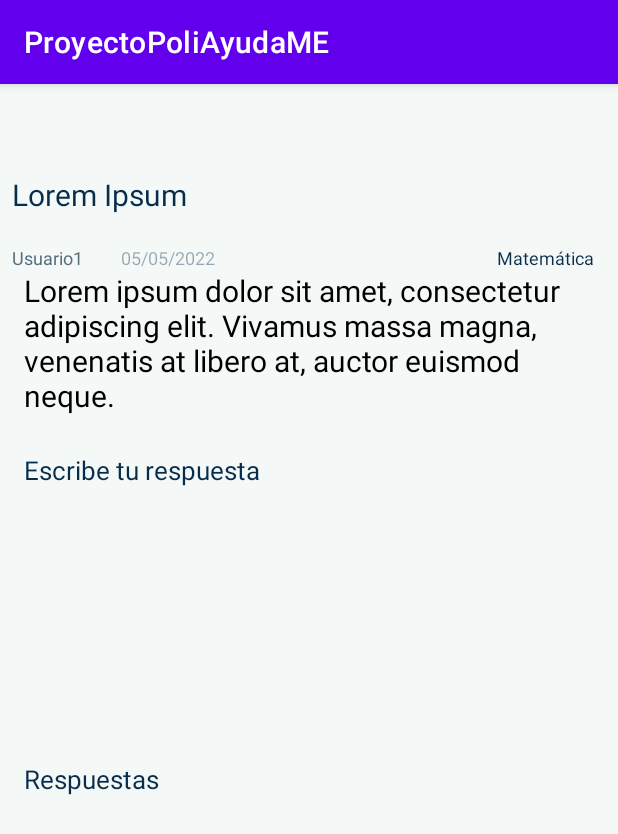
After one commit to ARTEAGA1811/ProyectoPoliAyudaME, an Android app: the VerPreguntaActivity screen opened directly, with no data from a screen before it, on a phone screen of 412 x 824 dp. The commit adds this screen. Shown: the top 834 px of the screen. Run offline under Robolectric (Android 15) with nearby library versions, the phone set to English and light mode, and no system bars.

Commit message:
Avance 2 Pantallas

```diff
--- a/app/build.gradle
+++ b/app/build.gradle
@@ -29,6 +29,9 @@ android {
     kotlinOptions {
         jvmTarget = '1.8'
     }
+    buildFeatures {
+        viewBinding true
+    }
 }
 
 dependencies {
@@ -37,6 +40,9 @@ dependencies {
     implementation 'androidx.appcompat:appcompat:1.4.2'
     implementation 'com.google.android.material:material:1.6.1'
     implementation 'androidx.constraintlayout:constraintlayout:2.1.4'
+    implementation 'androidx.navigation:navigation-fragment-ktx:2.4.2'
+    implementation 'androidx.navigation:navigation-ui-ktx:2.4.2'
+    implementation 'androidx.fragment:fragment:1.3.5'
     testImplementation 'junit:junit:4.13.2'
     androidTestImplementation 'androidx.test.ext:junit:1.1.3'
     androidTestImplementation 'androidx.test.espresso:espresso-core:3.4.0'
--- a/app/src/main/AndroidManifest.xml
+++ b/app/src/main/AndroidManifest.xml
@@ -14,6 +14,12 @@
         android:theme="@style/Theme.ProyectoPoliAyudaME"
         tools:targetApi="31">
         <activity
+            android:name=".ActivityAnadirPregunta"
+            android:exported="false" />
+        <activity
+            android:name=".VerPreguntaActivity"
+            android:exported="false" />
+        <activity
             android:name=".MainActivity"
             android:exported="true">
             <intent-filter>
--- /dev/null
+++ b/app/src/main/java/com/grupo6/myapplication/VerPreguntaActivity.kt
@@ -0,0 +1,11 @@
+package com.grupo6.myapplication
+
+import androidx.appcompat.app.AppCompatActivity
+import android.os.Bundle
+
+class VerPreguntaActivity : AppCompatActivity() {
+    override fun onCreate(savedInstanceState: Bundle?) {
+        super.onCreate(savedInstanceState)
+        setContentView(R.layout.activity_ver_pregunta)
+    }
+}
--- /dev/null
+++ b/app/src/main/res/layout/activity_ver_pregunta.xml
@@ -0,0 +1,113 @@
+<?xml version="1.0" encoding="utf-8"?>
+<androidx.constraintlayout.widget.ConstraintLayout xmlns:android="http://schemas.android.com/apk/res/android"
+    xmlns:app="http://schemas.android.com/apk/res-auto"
+    xmlns:tools="http://schemas.android.com/tools"
+    android:layout_width="match_parent"
+    android:layout_height="match_parent"
+    android:background="#F4F9F8"
+    android:backgroundTint="#F4F9F8">
+
+    <TextView
+        android:id="@+id/textViewTítulo"
+        android:layout_width="wrap_content"
+        android:layout_height="wrap_content"
+        android:layout_marginTop="60dp"
+        android:text="@string/títuloPregunta"
+        android:textColor="#072D4B"
+        android:textSize="20sp"
+        app:layout_constraintEnd_toEndOf="parent"
+        app:layout_constraintHorizontal_bias="0.026"
+        app:layout_constraintStart_toStartOf="parent"
+        app:layout_constraintTop_toTopOf="parent" />
+
+    <TextView
+        android:id="@+id/textViewUsuario"
+        android:layout_width="wrap_content"
+        android:layout_height="wrap_content"
+        android:layout_marginStart="8dp"
+        android:paddingTop="20sp"
+        android:text="@string/usuario"
+        android:textColor="#546E7A"
+        android:textSize="12sp"
+        app:layout_constraintStart_toStartOf="parent"
+        app:layout_constraintTop_toBottomOf="@+id/textViewTítulo" />
+
+    <TextView
+        android:id="@+id/textViewFechaSubida"
+        android:layout_width="wrap_content"
+        android:layout_height="wrap_content"
+        android:layout_marginTop="20dp"
+        android:text="@string/fechaSubida"
+        android:textColor="#66072D4B"
+        android:textSize="12sp"
+        app:layout_constraintEnd_toStartOf="@+id/textViewMateria"
+        app:layout_constraintHorizontal_bias="0.119"
+        app:layout_constraintStart_toEndOf="@+id/textViewUsuario"
+        app:layout_constraintTop_toBottomOf="@+id/textViewTítulo" />
+
+    <TextView
+        android:id="@+id/textViewMateria"
+        android:layout_width="wrap_content"
+        android:layout_height="wrap_content"
+        android:layout_marginTop="20dp"
+        android:layout_marginEnd="16dp"
+        android:text="@string/materiaMatematica"
+        android:textColor="#072D4B"
+        android:textSize="12sp"
+        app:layout_constraintEnd_toEndOf="parent"
+        app:layout_constraintHorizontal_bias="1.0"
+        app:layout_constraintStart_toEndOf="@+id/textViewUsuario"
+        app:layout_constraintTop_toBottomOf="@+id/textViewTítulo" />
+
+    <TextView
+        android:id="@+id/textViewCuerpoPregunta"
+        android:layout_width="wrap_content"
+        android:layout_height="wrap_content"
+        android:paddingStart="16sp"
+        android:paddingEnd="16sp"
+        android:text="@string/ejemploPregunta"
+        android:textColor="#000000"
+        android:textSize="20sp"
+        app:layout_constraintEnd_toEndOf="parent"
+        app:layout_constraintStart_toStartOf="parent"
+        app:layout_constraintTop_toBottomOf="@+id/textViewUsuario" />
+
+    <androidx.fragment.app.FragmentContainerView
+        android:id="@+id/fragmentContainerView4"
+        android:layout_width="377sp"
+        android:layout_height="146sp"
+        android:layout_marginStart="16dp"
+        android:layout_marginTop="12dp"
+        app:circularflow_defaultRadius="8sp"
+        app:circularflow_radiusInDP="8sp"
+        app:layout_constraintStart_toStartOf="parent"
+        app:layout_constraintTop_toBottomOf="@+id/textViewEscribirRespuesta"
+        tools:layout="@layout/fragment_responer_pregunta">
+
+    </androidx.fragment.app.FragmentContainerView>
+
+    <TextView
+        android:id="@+id/textViewEscribirRespuesta"
+        android:layout_width="wrap_content"
+        android:layout_height="wrap_content"
+        android:layout_marginStart="16dp"
+        android:layout_marginTop="24dp"
+        android:text="@string/escribirRespuesta"
+        android:textColor="#072D4B"
+        android:textSize="17sp"
+        app:layout_constraintStart_toStartOf="parent"
+        app:layout_constraintTop_toBottomOf="@+id/textViewCuerpoPregunta" />
+
+    <TextView
+        android:id="@+id/textView10"
+        android:layout_width="wrap_content"
+        android:layout_height="wrap_content"
+        android:layout_marginStart="16dp"
+        android:layout_marginTop="24dp"
+        android:text="@string/otrasRespuestas"
+        android:textColor="#072D4B"
+        android:textSize="17sp"
+        app:layout_constraintStart_toStartOf="parent"
+        app:layout_constraintTop_toBottomOf="@+id/fragmentContainerView4" />
+
+</androidx.constraintlayout.widget.ConstraintLayout>
--- /dev/null
+++ b/app/src/main/res/values/dimens.xml
@@ -0,0 +1,3 @@
+<resources>
+    <dimen name="fab_margin">16dp</dimen>
+</resources>
--- a/app/src/main/res/values/strings.xml
+++ b/app/src/main/res/values/strings.xml
@@ -1,3 +1,29 @@
 <resources>
     <string name="app_name">ProyectoPoliAyudaME</string>
+    <string name="title_activity_ver_pregunta">VerPreguntaActivity</string>
+    <!-- Strings used for fragments for navigation -->
+    <string name="first_fragment_label">First Fragment</string>
+    <string name="second_fragment_label">Second Fragment</string>
+    <string name="next">Next</string>
+    <string name="previous">Previous</string>
+
+    <string name="hello_first_fragment">Hello first fragment</string>
+    <string name="hello_second_fragment">Hello second fragment. Arg: %1$s</string>
+    <string name="title_activity_ver_pregunta2">VerPreguntaActivity2</string>
+    <string name="títuloPregunta">Lorem Ipsum</string>
+    <string name="usuario">Usuario1</string>
+    <string name="fechaSubida">05/05/2022</string>
+    <string name="materiaMatematica">Matemática</string>
+    <string name="ejemploPregunta">Lorem ipsum dolor sit amet, consectetur adipiscing elit. Vivamus massa magna, venenatis at libero at, auctor euismod neque.</string>
+    <string name="botónAgregarImagen">Agregar Imágen</string>
+    <string name="botonPublicar">Publicar</string>
+    <!-- TODO: Remove or change this placeholder text -->
+    <string name="hello_blank_fragment">Hello blank fragment</string>
+    <string name="escribirRespuesta">Escribe tu respuesta</string>
+    <string name="escribirRespuestaIngreso">Escribe algo...</string>
+    <string name="otrasRespuestas">Respuestas</string>
+    <string name="tituloAgregarPregunta">Agregar Pregunta</string>
+    <string name="titulo">Inserte título</string>
+    <string name="escribeTuPregunta">Escribe tu pregunta:</string>
+    <string name="descartarPregunta">Descartar</string>
 </resources>
```
Also changed, not shown: app/src/main/java/com/grupo6/myapplication/ActivityAnadirPregunta.kt (added, +11 -0 lines), app/src/main/java/com/grupo6/myapplication/FragmentEscribirPregunta.kt (added, +59 -0 lines), app/src/main/java/com/grupo6/myapplication/FragmentResponerPregunta.kt (added, +59 -0 lines), app/src/main/res/layout/activity_anadir_pregunta.xml (added, +82 -0 lines), app/src/main/res/layout/fragment_escribir_pregunta.xml (added, +70 -0 lines), app/src/main/res/layout/fragment_responer_pregunta.xml (added, +79 -0 lines), app/src/main/res/values/themes.xml (+9 -0 lines).
